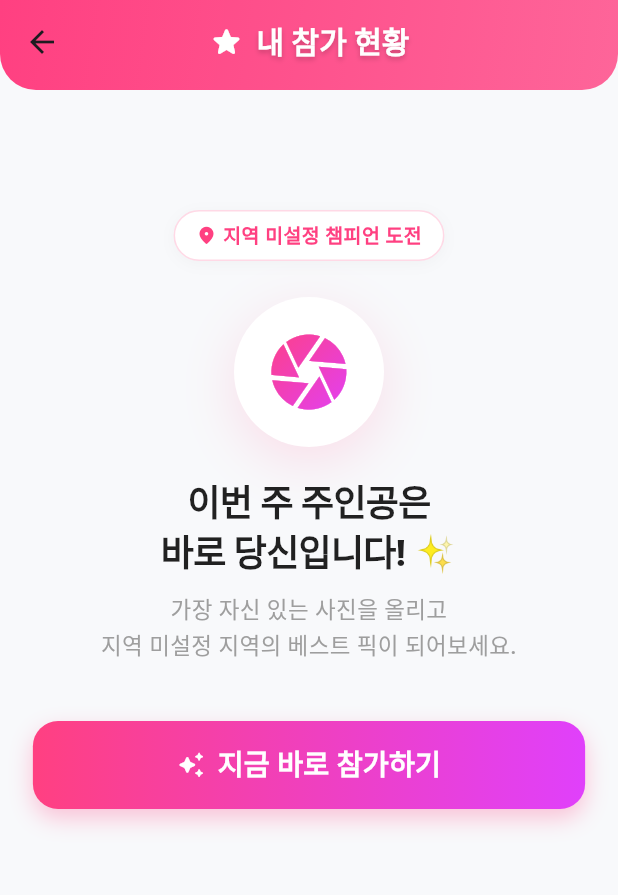
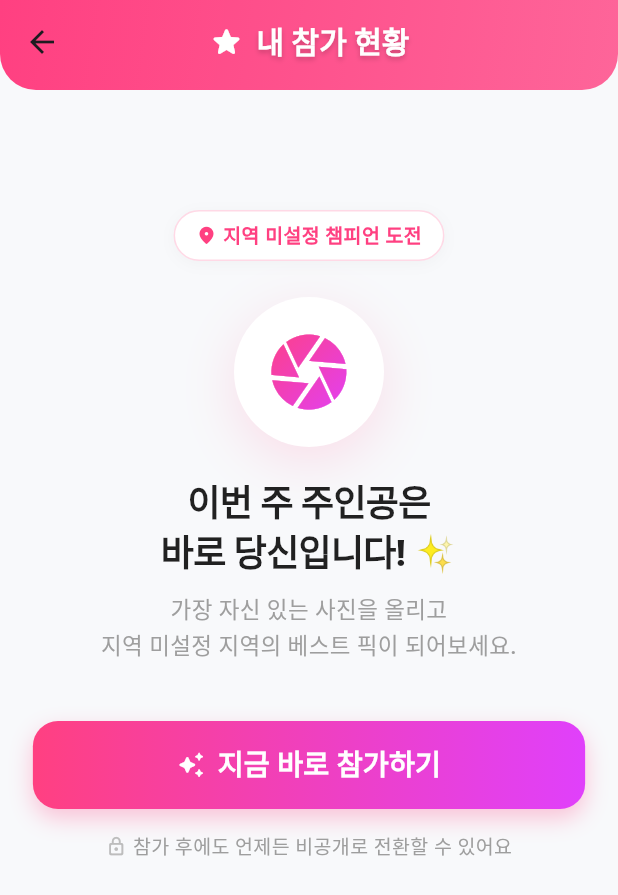
Before and after one commit to FlutterNeverDie/best-selfie-pick, a Flutter app: the MyEntryScreen screen opened directly, on a phone screen of 412 x 824 dp. Shown: the top 895 px of the screen. Run offline on Flutter 3.47's test engine with Material 3 defaults, Android fonts, the phone set to English and light mode, and no system bars; drawn by our look-alikes of shimmer; our stand-ins replace another_flushbar, cached_network_image, cloud_firestore, firebase_auth, firebase_core, firebase_storage and 10 more; missing offline and left inert: text_gradiate; accounts and stored records are empty; generated files the repository leaves out were written again; Roboto replaces fonts that are missing (Pretendard).

```diff
--- a/lib/core/data/area.data.dart
+++ b/lib/core/data/area.data.dart
@@ -16,5 +16,6 @@ final List<String> areasGlobalList = [
   "경북",
   "경남",
   "제주",
-  "성남시"
+  "성남시",
+  "의정부시"
 ];
--- a/lib/feature/champion/provider/champion_provider.dart
+++ b/lib/feature/champion/provider/champion_provider.dart
@@ -48,8 +48,6 @@ class ChampionNotifier extends Notifier<ChampionState> {
       return;
     }
 
-    // 💡 상태 변경: 여기서는 로딩을 true로 재설정하지 않고 바로 로직을 수행합니다.
-    // state = state.copyWith(isLoading: true, error: null);
 
     try {
       // 2. Repository 호출: 현재 사용자 지역의 지난 정산 결과를 요청
--- a/lib/feature/my_entry/widget/w_entry_not_entered_view.dart
+++ b/lib/feature/my_entry/widget/w_entry_not_entered_view.dart
@@ -190,8 +190,8 @@ class _WEntryNotEnteredViewState extends ConsumerState<WEntryNotEnteredView> wit
           SizedBox(height: 40.h),
 
           // 4. CTA 버튼 (두근두근 💓 + 시머 ✨)
-          if (isContestActive)
-          // 💡 ScaleTransition으로 두근거리는 효과 적용
+          if (isContestActive) ...[
+            // 💡 ScaleTransition으로 두근거리는 효과 적용
             ScaleTransition(
               scale: _scaleAnimation,
               child: Container(
@@ -254,6 +254,25 @@ class _WEntryNotEnteredViewState extends ConsumerState<WEntryNotEnteredView> wit
               ),
             ),
 
+            // 💡 [추가된 부분] 안심 문구 추가
+            SizedBox(height: 16.h),
+            Row(
+              mainAxisAlignment: MainAxisAlignment.center,
+              children: [
+                Icon(Icons.lock_outline_rounded, size: 14.sp, color: Colors.grey.shade400),
+                SizedBox(width: 4.w),
+                Text(
+                  "참가 후에도 언제든 비공개로 전환할 수 있어요",
+                  style: TextStyle(
+                    fontSize: 13.sp,
+                    color: Colors.grey.shade500,
+                    fontWeight: FontWeight.w500,
+                  ),
+                ),
+              ],
+            ),
+          ],
+
           SizedBox(height: 40.h),
         ],
       ),
--- a/lib/feature/rank/widget/w_voting_overlay.dart
+++ b/lib/feature/rank/widget/w_voting_overlay.dart
@@ -156,7 +156,9 @@ class WVotingOverlay extends ConsumerWidget {
     return Row(
       mainAxisAlignment: MainAxisAlignment.center,
       children: [
-        Icon(icon, size: 20.w),
+        Visibility(
+            visible: currentLength > 2,
+            child: Icon(icon, size: 20.w)),
         SizedBox(width: 6.w),
         Text(
           text,
```
Also changed, not shown: lib/model/m_user.dart (+59 -10 lines), assets/image/logo.png (added), 1 other file.
